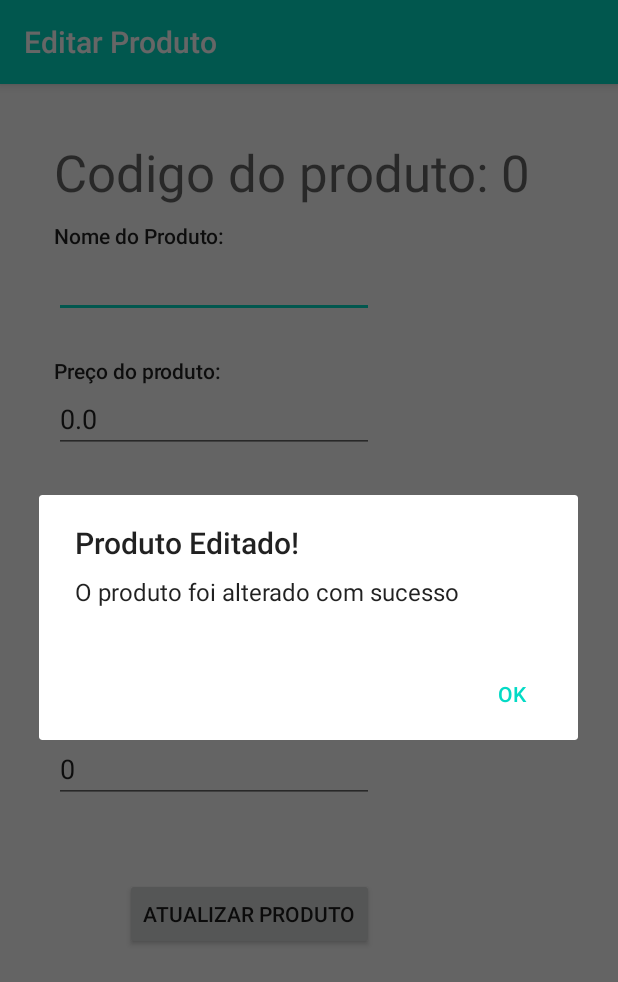
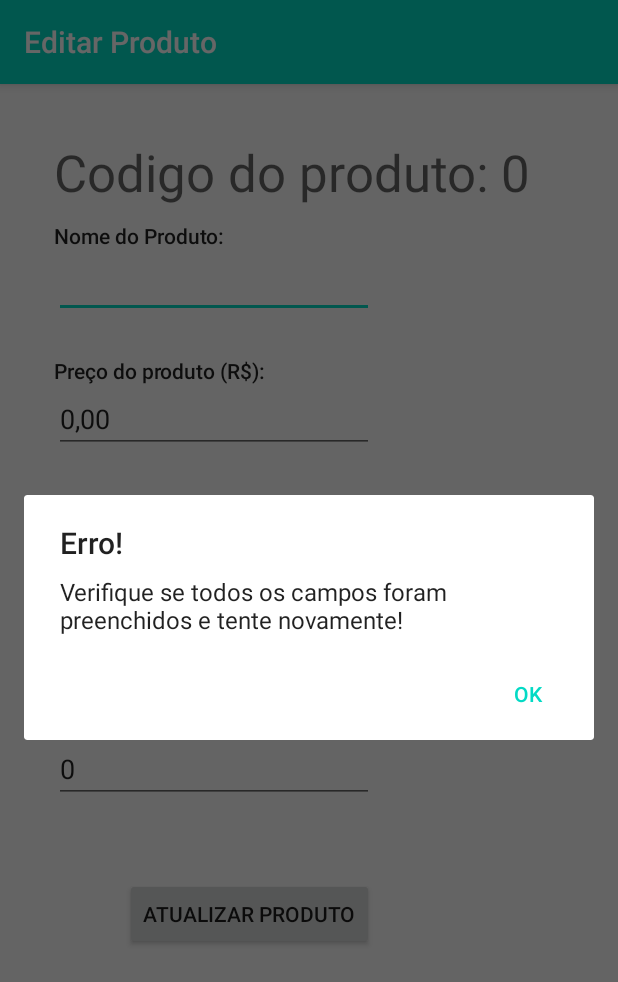
Before and after one commit to antonioalvs/ControleEstoque, an Android app: the Editar screen opened directly, with no data from a screen before it, after a tap on "ATUALIZAR PRODUTO", on a phone screen of 412 x 824 dp. Shown: the top 982 px of the screen. Run offline under Robolectric (Android 15) with nearby library versions, the phone set to English and light mode, and no system bars; libraries missing offline, so code that uses them is left out: io.realm, io.realm.annotations; 3 statements that could not run were skipped.

Commit message:
Atualização de polimento 1.0

```diff
--- a/app/src/main/java/com/example/controleestoque/Editar.java
+++ b/app/src/main/java/com/example/controleestoque/Editar.java
@@ -1,53 +1,41 @@
 package com.example.controleestoque;
-
-import android.annotation.SuppressLint;
 import android.content.DialogInterface;
 import android.content.Intent;
 import android.support.v7.app.AlertDialog;
 import android.support.v7.app.AppCompatActivity;
 import android.os.Bundle;
 import android.view.View;
-import android.widget.ArrayAdapter;
 import android.widget.Button;
 import android.widget.EditText;
 import android.widget.TextView;
+import android.widget.Toast;
 
-import java.util.ArrayList;
-import java.util.List;
-
-import io.realm.Case;
 import io.realm.Realm;
-import io.realm.RealmQuery;
-import io.realm.RealmResults;
 
 public class Editar extends AppCompatActivity {
-
-
+    //Variáveis para os campos
     TextView lblID;
     EditText editNome;
     EditText editValor;
     EditText editQtdAtual;
     EditText editQtdMinima;
     Button btnEditar;
-
-    @SuppressLint({"MissingInflatedId", "SetTextI18n"})
     @Override
     protected void onCreate(Bundle savedInstanceState) {
-
-
-
+        //Métodos padrão da activity
         super.onCreate(savedInstanceState);
         setContentView(R.layout.activity_editar);
         Estoque et = new Estoque();
+        //Instanciando banco de dados
         Realm realm = Realm.getDefaultInstance();
-
-        //Instanciando produto selecionado
+        //Buscado produto selecionado na tela de gerenciar produto
         Intent intent = getIntent();
         String produtoPesquisado = intent.getStringExtra("idProduto");
         long id = Long.parseLong(produtoPesquisado);
         Estoque produto = new Estoque();
         produto = et.pesquisaID(realm, id);
 
+        //Atribuindo os campos às variáveis
         lblID = findViewById(R.id.lblID);
         editNome = findViewById(R.id.txtEditNome);
         editValor = findViewById(R.id.txtEditValor);
@@ -55,42 +43,125 @@ public class Editar extends AppCompatActivity {
         editQtdMinima = findViewById(R.id.txtEditQtdM);
         btnEditar = findViewById(R.id.btnEditar);
 
+        //Definindo conteúdo dos campos
         lblID.setText("Codigo do produto: "+String.valueOf(produto.get_id()));
         editNome.setText(produto.getNomeProduto());
-        editValor.setText(String.valueOf(produto.getValor()));
+        editValor.setText(converteCampo(produto.getValor()));
         editQtdAtual.setText(String.valueOf(produto.getQtdAtual()));
         editQtdMinima.setText(String.valueOf(produto.getQtdMinima()));
 
+        //Caixa de diálogo para demonstrar que o produto foi devidamente editado
         AlertDialog.Builder alert = new AlertDialog.Builder(Editar.this);
         alert.setTitle("Produto Editado!");
         alert.setMessage("O produto foi alterado com sucesso");
         alert.setCancelable(false);
 
+        //Coloca o botão de "Ok" para finalizar a activity
         alert.setPositiveButton("Ok", new DialogInterface.OnClickListener() {
             public void onClick(DialogInterface dialog, int id) {
-                /*
-                Intent intent = new Intent(Editar.this, Gerenciar.class);
-                startActivity(intent);
-                 */
                 finish();
             }
         });
 
-        //Estoque finalProduto = produto;
+        //Função de clique do botão de editar
         btnEditar.setOnClickListener(new View.OnClickListener() {
             @Override
             public void onClick(View view) {
-                et.editar(realm,
-                        id,
-                        editNome.getText().toString(),
-                        Double.parseDouble(editValor.getText().toString()),
-                        Integer.parseInt(editQtdAtual.getText().toString()),
-                        Integer.parseInt(editQtdMinima.getText().toString()));
-                alert.create().show();
+                //Joga as variáveis na função e faz as edições
+                try{
+                    //Verifica se os campos estão vazios
+                    if(camposOk()){
+                        //Verifica se o preço está correto
+                        if(valorOk(editValor.getText().toString())){
+                            double valorConvertido = converteValor(editValor.getText().toString());
+                            et.editar(realm,
+                                    id,
+                                    editNome.getText().toString(),
+                                    valorConvertido,
+                                    Integer.parseInt(editQtdAtual.getText().toString()),
+                                    Integer.parseInt(editQtdMinima.getText().toString()));
+                            //Mostra caixa de confirmação
+                            alert.create().show();
+                        }else{
+                            Toast.makeText(getApplicationContext(),"Erro! Insira um valor válido",
+                                    Toast.LENGTH_LONG).show();
+                        }
+                    }else{
+                        alert.setTitle("Erro!");
+                        alert.setMessage("Verifique se todos os campos foram preenchidos e tente novamente!");
+                        alert.setCancelable(false);
+                        alert.setPositiveButton("Ok", null);
+                        alert.create().show();
+                    }
+
+                }catch(Exception e){
+                    alert.setTitle("Erro!");
+                    alert.setMessage("Erro ao editar!\n" + e.toString());
+                    alert.setCancelable(false);
+                    alert.setPositiveButton("Ok", null);
+                    alert.create().show();
+                }
             }
         });
+    }
 
+    //Verifica se o preço tem mais de duas casas após o ponto
+    public boolean valorOk(String v){
+        if(editValor.getText().toString().length() == 0){
+            return true;
+        }else{
+            //String preco = String.valueOf(v);
+            String util[] = v.split(",");
+            if(util.length == 2){
+                if(util[1].length() > 2){
+                    return false;
+                }else{
+                    return true;
+                }
+            }else{
+                return false;
+            }
 
+        }
+    }
+    //Retorna o Preço corrigido para double substituindo a "," por "."
+    public Double converteValor(String v){
+        Double valor;
+        String util[] = v.split(",");
+        String temp = util[0] + "." + util[1];
+        valor = Double.valueOf(temp);
+        return valor;
+    }
+    //Retorna a string substituindo ponto por virgula
+    public String converteCampo(double v){
+        String preco = String.valueOf(v);
+        String precoUtil[] = preco.split("\\.");
+        String valorFinal;
+        if(precoUtil[1] == "0"){
+            valorFinal = precoUtil[0] + ",00";
+        } else if (precoUtil[1].length() == 1) {
+            valorFinal = precoUtil[0] + "," + precoUtil[1]+ "0";
+        }else{
+            valorFinal = precoUtil[0] + "," + precoUtil[1];
+        }
+        return valorFinal;
+    }
+
+    //Verifica se todos os campos estão preenchidos
+    public boolean camposOk(){
+        int cn = editNome.length();
+        int cv = editValor.length();
+        int cqm = editQtdMinima.length();
+
+        if (cn==0 && cv==0&& cqm==0) {
+            return false;
+        }else{
+            if (cn==0||cv==0||cqm==0) {
+                return false;
+            } else {
+                return true;
+            }
+        }
 
     }
 }
--- a/app/src/main/java/com/example/controleestoque/Estoque.java
+++ b/app/src/main/java/com/example/controleestoque/Estoque.java
@@ -10,17 +10,17 @@ import io.realm.RealmQuery;
 import io.realm.RealmResults;
 import io.realm.annotations.PrimaryKey;
 
+//Classe de Banco de Dados que utiliza-se de Realm, da MongoDB
+public class Estoque extends RealmObject {
 
-public class Estoque extends RealmObject {
+    //Campos da tabela
     @PrimaryKey
     private long _id;
     private String nomeProduto;
     private double valor;
     private int qtdAtual, qtdMinima;
-    //@Required private String status = TaskStatus.Open.name();
-    //public RealmList<EstoqueTask> tasks = new RealmList<>();
 
-    //Construtor
+    //Construtor com parâmetros
     public Estoque(long _id, String nomeProduto, double valor, int qtdAtual, int qtdMinima){
         this._id = _id;
         this.nomeProduto = nomeProduto;
@@ -29,45 +29,19 @@ public class Estoque extends RealmObject {
         this.qtdMinima = qtdMinima;
     }
 
+    //Construtor vazio
     public Estoque(){}
 
     //Getters e setters
-    public long get_id() {
-        return _id;
-    }
-
-    public void set_id(long _id) {
-        this._id = _id;
-    }
-
-    public String getNomeProduto() {
-        return nomeProduto;
-    }
-
-    public void setNomeProduto(String nomeProduto) {
-        this.nomeProduto = nomeProduto;
-    }
-
-    public double getValor() {
-        return valor;
-    }
-
-    public void setValor(double valor) {
-        this.valor = valor;
-    }
-
-    public int getQtdAtual() {
-        return qtdAtual;
-    }
-
-    public void setQtdAtual(int qtdAtual) {
-        this.qtdAtual = qtdAtual;
-    }
-
-    public int getQtdMinima() {
-        return qtdMinima;
-    }
-
+    public long get_id() {return _id;}
+    public void set_id(long _id) {this._id = _id;}
+    public String getNomeProduto() {return nomeProduto;}
+    public void setNomeProduto(String nomeProduto) {this.nomeProduto = nomeProduto;}
+    public double getValor() {return valor;}
+    public void setValor(double valor) {this.valor = valor;}
+    public int getQtdAtual() {return qtdAtual;}
+    public void setQtdAtual(int qtdAtual) {this.qtdAtual = qtdAtual;}
+    public int getQtdMinima() {return qtdMinima;}
     public void setQtdMinima(int qtdMinima) {
         this.qtdMinima = qtdMinima;
     }
@@ -86,7 +60,16 @@ public class Estoque extends RealmObject {
         });
     }
 
-    //Função para conseguir um ID único
+    //Função que deleta o produto no banco de dados
+    public void deletar(Realm realm, long id){
+        realm.beginTransaction();
+        Estoque produto= realm.where(Estoque.class).equalTo("_id", id).findFirst();
+        produto.deleteFromRealm();
+        realm.commitTransaction();
+        realm.close();
+    }
+
+    //Função para conseguir um ID único para o produto, pois o banco de dados não possui AUTOINCREMENT por padrão
     public static long getUniqueId(Realm realm, Class className) {
         Number number = realm.where(className).max("_id");
         if (number == null) return 1;
@@ -114,41 +97,18 @@ public class Estoque extends RealmObject {
         return result;
     }
 
-    public List<Estoque> testeRecycler(Realm realm){
-        //Realm realm = Realm.getDefaultInstance();
-        String repor = "";
-        //List<String> result = new ArrayList<>();
+    //Função que retorna uma lista de todos os produtos
+    public List<Estoque> listaDeProdutos(Realm realm){
         List<Estoque> result = new ArrayList<>();
         List<Estoque> et = realm.where(Estoque.class).findAll();
         for (int i=0;i<et.size();i++){
             result.add(et.get(i));
         }
-
         return result;
     }
 
 
-    //Função para pesquisar por nome
-    public List<String> pesquisaNome2(Realm realm, String nome){
-        String repor = "";
-        List<String> result = new ArrayList<>();
-        RealmQuery<Estoque> query = realm.where(Estoque.class).like("nomeProduto", nome, Case.INSENSITIVE);
-        RealmResults<Estoque> pesquisa = query.findAll();
-        for(int i=0;i<pesquisa.size();i++){
-            if(pesquisa.get(i).getQtdAtual() <= pesquisa.get(i).getQtdMinima()){
-                repor = "(Repor estoque)";
-            }else{
-                repor = "";
-            }
-            result.add("ID: " +pesquisa.get(i).get_id() +
-                    "\nNome do Produto: " + pesquisa.get(i).getNomeProduto() +
-                    "\nPreço: R$" + pesquisa.get(i).getValor() +
-                    "\nQuantidade Atual: " + pesquisa.get(i).getQtdAtual() + repor +
-                    "\nQuantidade minima: " + pesquisa.get(i).getQtdMinima());
-        }
-        return result;
-    }
-
+    //Função que retorna uma lista de produtos pesquisados pelo nome
     public List<Estoque> pesquisaNome(Realm realm, String nome){
         String repor = "";
         List<Estoque> result = new ArrayList<>();
@@ -160,23 +120,14 @@ public class Estoque extends RealmObject {
         return result;
     }
 
-    //Funçao para pesquisar por ID
+    //Funçao para pesquisar produtos por ID
     public Estoque pesquisaID(Realm realm, long id){
-        //String repor = "";
-        List<String> result = new ArrayList<>();
         RealmQuery<Estoque> query = realm.where(Estoque.class).equalTo("_id", id);
-        RealmResults<Estoque> pesquisa = query.findAll();
-        Estoque temp = new Estoque();
-        temp.set_id(pesquisa.get(0).get_id());
-        temp.setNomeProduto(pesquisa.get(0).getNomeProduto());
-        temp.setValor(pesquisa.get(0).getValor());
-        temp.setQtdAtual(pesquisa.get(0).getQtdAtual());
-        temp.setQtdMinima(pesquisa.get(0).getQtdMinima());
-
-
-        return temp;
+        Estoque pesquisa = query.findFirst();
+        return pesquisa;
     }
 
+    //Função que edita o produto no banco de dados
     public void editar(Realm realm, long id,String nome, double valor, int qtda, int qtdm){
         realm.beginTransaction();
         Estoque produto = realm.where(Estoque.class).equalTo("_id", id).findFirst();
@@ -188,7 +139,9 @@ public class Estoque extends RealmObject {
         realm.close();
     }
 
+    //Função que efetua as operações de entrada e saída no banco de dados
     public void entradaSaida(Realm realm, long id, int qtd, int util){
+        //util==1 = saída / util==2 = entrada
         if(util == 1) {
             realm.beginTransaction();
             Estoque saida = new Estoque();
@@ -204,17 +157,14 @@ public class Estoque extends RealmObject {
         }
     }
 
-    public void deletar(Realm realm, long id){
-        //String idProduto = item.split(":|:\\s|\n")[1].trim();
-        ///String idOk = idProduto[1].trim();
-        //int id = Integer.parseInt(idProduto);
-
-        realm.beginTransaction();
-        Estoque produto= realm.where(Estoque.class).equalTo("_id", id).findFirst();
-        produto.deleteFromRealm();
-        realm.commitTransaction();
-        realm.close();
+    //Função que verifica se o produto existe através do ID
+    public boolean produtoExiste(Realm realm, int id){
+        RealmQuery<Estoque> query = realm.where(Estoque.class).equalTo("_id", id);
+        Estoque pesquisa = query.findFirst();
+        if (pesquisa == null){
+            return false;
+        }else{
+            return true;
+        }
     }
-
-
 }
--- a/app/src/main/java/com/example/controleestoque/MainActivity.java
+++ b/app/src/main/java/com/example/controleestoque/MainActivity.java
@@ -12,6 +12,7 @@ public class MainActivity extends AppCompatActivity {
 
 
 
+    //Variáveis dos campos
     ImageButton ins; //Adicionar Item
     ImageButton es; //Entrada e saida
 
@@ -23,6 +24,7 @@ public class MainActivity extends AppCompatActivity {
         super.onCreate(savedInstanceState);
         setContentView(R.layout.activity_main);
 
+        //Abre a activity de Gerenciar Estoque
         ger = findViewById(R.id.btnGerenciar);
         ger.setOnClickListener(new View.OnClickListener() {
             @Override
@@ -32,7 +34,7 @@ public class MainActivity extends AppCompatActivity {
             }
         });
 
-        //Trocar para tela de cadastro
+        //Abre a acivity de adicionar produto
         ins = findViewById(R.id.btnAddItem);
         ins.setOnClickListener(new View.OnClickListener() {
             @Override
@@ -42,7 +44,7 @@ public class MainActivity extends AppCompatActivity {
             }
         });
 
-
+        //Abre a acivity de entrada e saída
         es = findViewById(R.id.btnES);
         es.setOnClickListener(new View.OnClickListener() {
             @Override
--- a/app/src/main/res/layout/activity_editar.xml
+++ b/app/src/main/res/layout/activity_editar.xml
@@ -23,7 +23,7 @@
         android:layout_width="wrap_content"
         android:layout_height="wrap_content"
         android:layout_marginTop="25dp"
-        android:text="Preço do produto:"
+        android:text="Preço do produto (R$):"
         android:textAppearance="@style/TextAppearance.AppCompat.Body2"
         app:layout_constraintStart_toStartOf="@+id/txtEditNome"
         app:layout_constraintTop_toBottomOf="@+id/txtEditNome" />
@@ -43,6 +43,7 @@
         android:layout_height="wrap_content"
         android:ems="10"
         android:inputType="number|numberDecimal"
+        android:digits="0123456789,"
         app:layout_constraintStart_toStartOf="@+id/lblValorEdit"
         app:layout_constraintTop_toBottomOf="@+id/lblValorEdit" />
 
--- a/app/src/main/res/layout/activity_inserir.xml
+++ b/app/src/main/res/layout/activity_inserir.xml
@@ -37,8 +37,9 @@
         android:layout_height="wrap_content"
         android:layout_marginTop="16dp"
         android:ems="10"
-        android:hint="Valor"
+        android:hint="Preço"
         android:inputType="number|numberDecimal"
+        android:digits="0123456789,"
         android:textAllCaps="false"
         app:layout_constraintStart_toStartOf="@+id/txtNome"
         app:layout_constraintTop_toBottomOf="@+id/txtNome" />
--- a/app/src/main/res/layout/item_adapter.xml
+++ b/app/src/main/res/layout/item_adapter.xml
@@ -9,15 +9,15 @@
         android:id="@+id/cardView"
         android:layout_width="wrap_content"
         android:layout_height="wrap_content"
-        android:layout_marginStart="15dp"
+        android:layout_marginStart="50dp"
         android:layout_marginEnd="330dp"
         app:cardCornerRadius="25dp"
         app:layout_constraintBottom_toBottomOf="parent"
         app:layout_constraintEnd_toEndOf="parent"
         app:layout_constraintStart_toStartOf="parent"
         app:layout_constraintTop_toTopOf="parent"
-        app:strokeWidth="10dp"
-        app:strokeColor="@color/black">
+        app:strokeColor="@color/black"
+        app:strokeWidth="10dp">
 
 
         <ImageView
```
Also changed, not shown: app/src/main/java/com/example/controleestoque/Adapter.java (+31 -17 lines), app/src/main/java/com/example/controleestoque/EntradaSaida.java (+132 -72 lines), app/src/main/java/com/example/controleestoque/Gerenciar.java (+29 -23 lines), app/src/main/java/com/example/controleestoque/Inserir.java (+67 -22 lines), app/src/main/res/layout/activity_entrada_saida.xml (+7 -7 lines).
